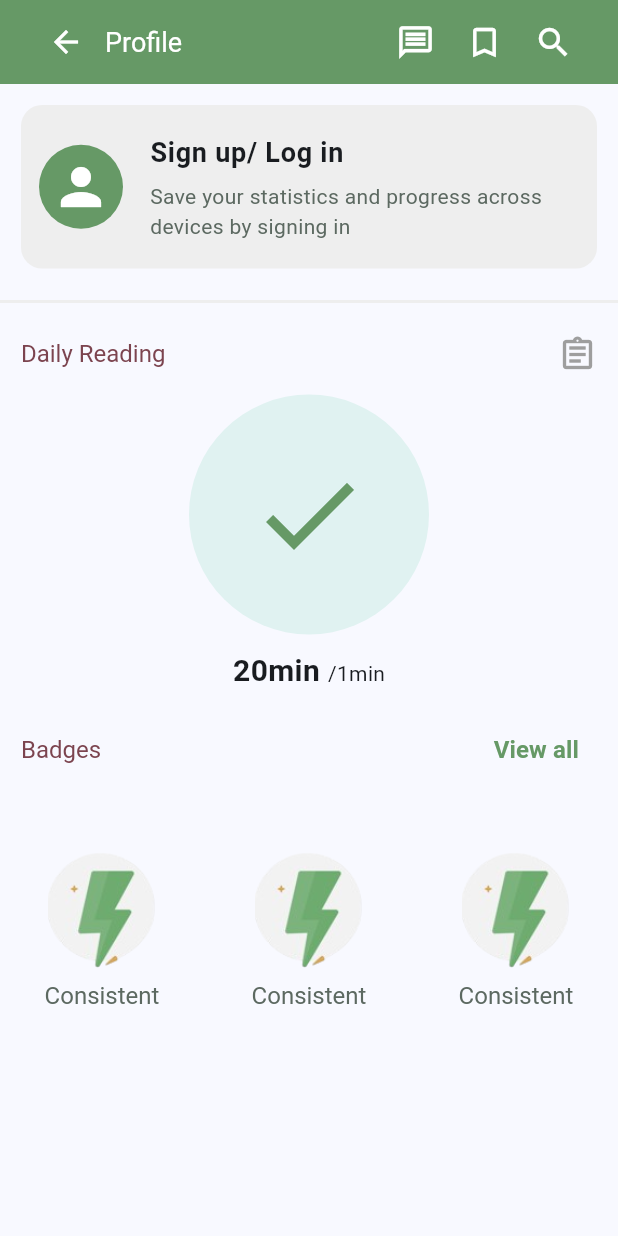
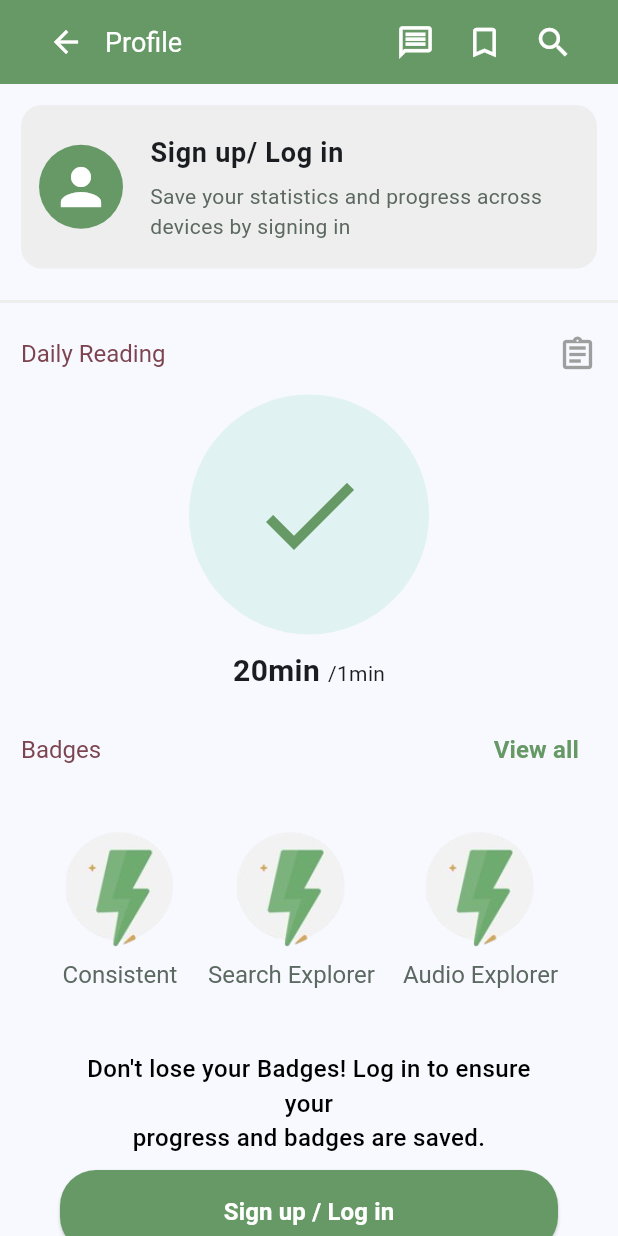
Before and after one commit to Shakshor/words_explorer_app, a Flutter app: the ProfileTabScreen screen opened directly, on a phone screen of 412 x 824 dp. Run offline on Flutter 3.47's test engine with Material 3 defaults, Android fonts, the phone set to English and light mode, and no system bars; our stand-ins replace dio, flutter_riverpod, sqflite; accounts and stored records are empty.

Commit message:
profile page section of badge part done

```diff
--- /dev/null
+++ b/lib/src/features/ui_tasks/profile_section/profile_view/components/badge_image_row_widget.dart
@@ -0,0 +1,41 @@
+import 'package:flutter/material.dart';
+
+import '../../../../../utils/app_color.dart';
+
+class BadgeImageRowWidget extends StatelessWidget {
+  final String dynamicImagePath;
+  final String dynamicText;
+
+  const BadgeImageRowWidget({
+    super.key,
+    required this.dynamicImagePath,
+    required this.dynamicText,
+  });
+
+  @override
+  Widget build(BuildContext context) {
+    return Column(
+      mainAxisAlignment: MainAxisAlignment.spaceBetween,
+      children: [
+        Image.asset(
+          // 'assets/images/streak_image.png',
+          dynamicImagePath,
+          width: 80,
+          height: 80,
+        ),
+        const SizedBox(
+          height: 6,
+        ),
+        Text(
+          // 'Consistent',
+          dynamicText,
+          style: const TextStyle(
+            letterSpacing: 0,
+            fontSize: 16,
+            color: AppColor.graniteGray,
+          ),
+        ),
+      ],
+    );
+  }
+}
--- /dev/null
+++ b/lib/src/features/ui_tasks/profile_section/profile_view/components/badge_section.dart
@@ -0,0 +1,69 @@
+import 'package:flutter/material.dart';
+import '../../../../../utils/app_color.dart';
+import 'badge_image_row_widget.dart';
+import 'custom_button.dart';
+
+class BadgeSectionWidget extends StatelessWidget {
+  const BadgeSectionWidget({
+    super.key,
+  });
+
+  @override
+  Widget build(BuildContext context) {
+    return Padding(
+      padding: const EdgeInsets.only(
+        top: 14,
+        bottom: 14,
+        left: 40,
+        right: 40,
+      ),
+      child: Column(
+        mainAxisAlignment: MainAxisAlignment.center,
+        crossAxisAlignment: CrossAxisAlignment.center,
+
+        children: [
+          // image_row_widget
+          const Row(
+            mainAxisAlignment: MainAxisAlignment.spaceBetween,
+            crossAxisAlignment: CrossAxisAlignment.center,
+            children: [
+              BadgeImageRowWidget(
+                dynamicImagePath: 'assets/images/streak_image.png',
+                dynamicText: 'Consistent',
+              ),
+              BadgeImageRowWidget(
+                dynamicImagePath: 'assets/images/streak_image.png',
+                dynamicText: 'Search Explorer',
+              ),
+              BadgeImageRowWidget(
+                dynamicImagePath: 'assets/images/streak_image.png',
+                dynamicText: 'Audio Explorer',
+              ),
+            ],
+          ),
+          const SizedBox(
+            height: 40,
+          ),
+          const Text(
+            "Don't lose your Badges! Log in to ensure your\nprogress and badges are saved.",
+            textAlign: TextAlign.center,
+            style: TextStyle(
+              fontSize: 16,
+              color: Colors.black,
+              fontWeight: FontWeight.w500,
+            ),
+          ),
+          const SizedBox(
+            height: 10,
+          ),
+          // btn
+          CustomElevatedButton(
+            onPressed: () {  },
+            btnDynamicText: 'Sign up / Log in',
+            buttonColor: AppColor.greenColor,
+          ),
+        ],
+      ),
+    );
+  }
+}
--- /dev/null
+++ b/lib/src/features/ui_tasks/profile_section/profile_view/components/custom_button.dart
@@ -0,0 +1,45 @@
+import 'package:flutter/material.dart';
+import '../../../../../utils/app_color.dart';
+
+class CustomElevatedButton extends StatelessWidget {
+  final VoidCallback onPressed;
+  final String btnDynamicText;
+  final Color buttonColor;
+
+  const CustomElevatedButton({
+    super.key,
+    required this.onPressed,
+    required this.btnDynamicText,
+    required this.buttonColor,
+  });
+
+  @override
+  Widget build(BuildContext context) {
+    return Row(
+      children: [
+        Expanded(
+          child: ElevatedButton(
+            onPressed: onPressed,
+            style: ElevatedButton.styleFrom(
+              backgroundColor: buttonColor,
+              padding: const EdgeInsets.symmetric(
+                  horizontal: 32, vertical: 16),
+              shape: RoundedRectangleBorder(
+                borderRadius: BorderRadius.circular(24),
+              ),
+            ),
+            child: Text(
+              // "Sign up / Log in",
+              btnDynamicText,
+              style: const TextStyle(
+                  color: Colors.white,
+                  fontSize: 16,
+                  fontWeight: FontWeight.bold
+              ),
+            ),
+          ),
+        ),
+      ],
+    );
+  }
+}
--- a/lib/src/features/ui_tasks/profile_section/profile_view/profile_tab_view.dart
+++ b/lib/src/features/ui_tasks/profile_section/profile_view/profile_tab_view.dart
@@ -1,5 +1,6 @@
 import 'package:flutter/material.dart';
 import '../../../../utils/app_color.dart';
+import 'components/badge_section.dart';
 import 'components/header_card_widget.dart';
 import 'components/statistics_header_part.dart';
 
@@ -107,7 +108,8 @@ class ProfileTabScreen extends StatelessWidget {
             /// chart_part_is_not_done
             /// progress_bar_is_not_done
 
-            // badges_part
+            /*----------badges_part---------------*/
+            // header_part
             Padding(
               padding: const EdgeInsets.all(14.0),
               child: Row(
@@ -138,83 +140,24 @@ class ProfileTabScreen extends StatelessWidget {
                 ],
               ),
             ),
-
-            // badge_row
-            Padding(
-              padding: const EdgeInsets.all(14.0),
+            // badge_column
+            const BadgeSectionWidget(),
+            /*----------badges_part---------------*/
+            const Align(
+              alignment: Alignment.topLeft,
               child: Padding(
-                padding: const EdgeInsets.all(14.0),
-                child: Row(
-                  mainAxisAlignment: MainAxisAlignment.spaceBetween,
-                  crossAxisAlignment: CrossAxisAlignment.center,
-                  children: [
-                    Column(
-                      mainAxisAlignment: MainAxisAlignment.spaceBetween,
-                      children: [
-                        Image.asset(
-                          'assets/images/streak_image.png',
-                          width: 80,
-                          height: 80,
-                        ),
-                        SizedBox(
-                          height: 6,
-                        ),
-                        Text(
-                            'Consistent',
-                          style: TextStyle(
-                            letterSpacing: 0,
-                            fontSize: 16,
-                            color: AppColor.graniteGray,
-                          ),
-                        ),
-                      ],
-                    ),
-                    Column(
-                      mainAxisAlignment: MainAxisAlignment.spaceBetween,
-                      children: [
-                        Image.asset(
-                          'assets/images/streak_image.png',
-                          width: 80,
-                          height: 80,
-                        ),
-                        SizedBox(
-                          height: 6,
-                        ),
-                        Text(
-                          'Consistent',
-                          style: TextStyle(
-                            letterSpacing: 0,
-                            fontSize: 16,
-                            color: AppColor.graniteGray,
-                          ),
-                        ),
-                      ],
-                    ),
-                    Column(
-                      mainAxisAlignment: MainAxisAlignment.spaceBetween,
-                      children: [
-                        Image.asset(
-                          'assets/images/streak_image.png',
-                          width: 80,
-                          height: 80,
-                        ),
-                        SizedBox(
-                          height: 6,
-                        ),
-                        Text(
-                          'Consistent',
-                          style: TextStyle(
-                            letterSpacing: 0,
-                            fontSize: 16,
-                            color: AppColor.graniteGray,
-                          ),
-                        ),
-                      ],
-                    ),
-                  ],
+                padding:  EdgeInsets.all(14.0),
+                child: Text(
+                  'Daily Ayah',
+                  textAlign: TextAlign.start,
+                  style: TextStyle(
+                    letterSpacing: 0,
+                    fontSize: 16,
+                    color: AppColor.tuscanRed,
+                  ),
                 ),
               ),
-            )
+            ),
           ],
         ),
       ),
```
